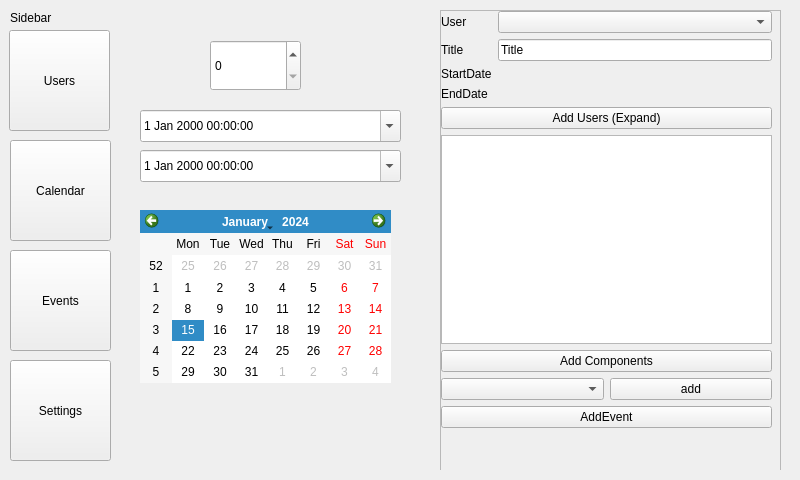
Qt form client/decan-pyqt/views/resources/ui_files/main_view.ui (sebastiannoenning/decan) before a commit.
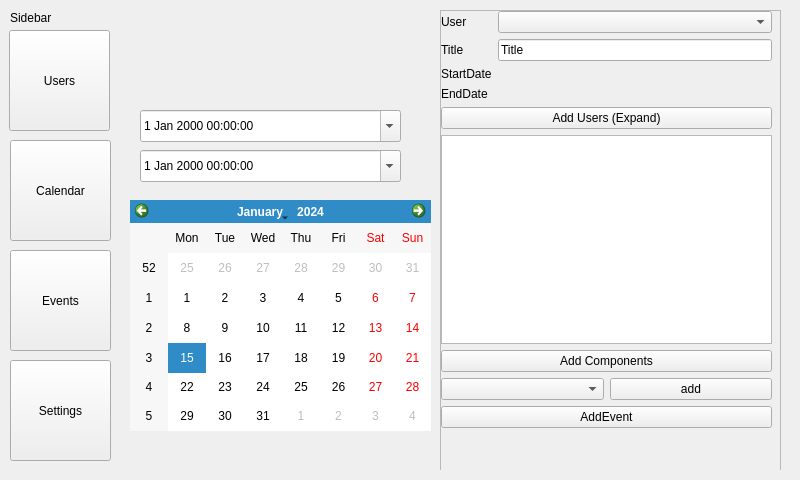
The same form after that commit. The open tabs and pages were chosen to show the change. Custom widgets are drawn as their Qt base class.

Patch:
```diff
--- a/client/decan-pyqt/views/resources/ui_files/main_view.ui
+++ b/client/decan-pyqt/views/resources/ui_files/main_view.ui
@@ -648,20 +648,10 @@
       <widget class="DateSelect" name="calendarWidget">
        <property name="geometry">
         <rect>
-         <x>10</x>
-         <y>200</y>
-         <width>251</width>
-         <height>173</height>
-        </rect>
-       </property>
-      </widget>
-      <widget class="QSpinBox" name="spinBox">
-       <property name="geometry">
-        <rect>
-         <x>80</x>
-         <y>30</y>
-         <width>91</width>
-         <height>51</height>
+         <x>0</x>
+         <y>190</y>
+         <width>301</width>
+         <height>231</height>
         </rect>
        </property>
       </widget>
```
